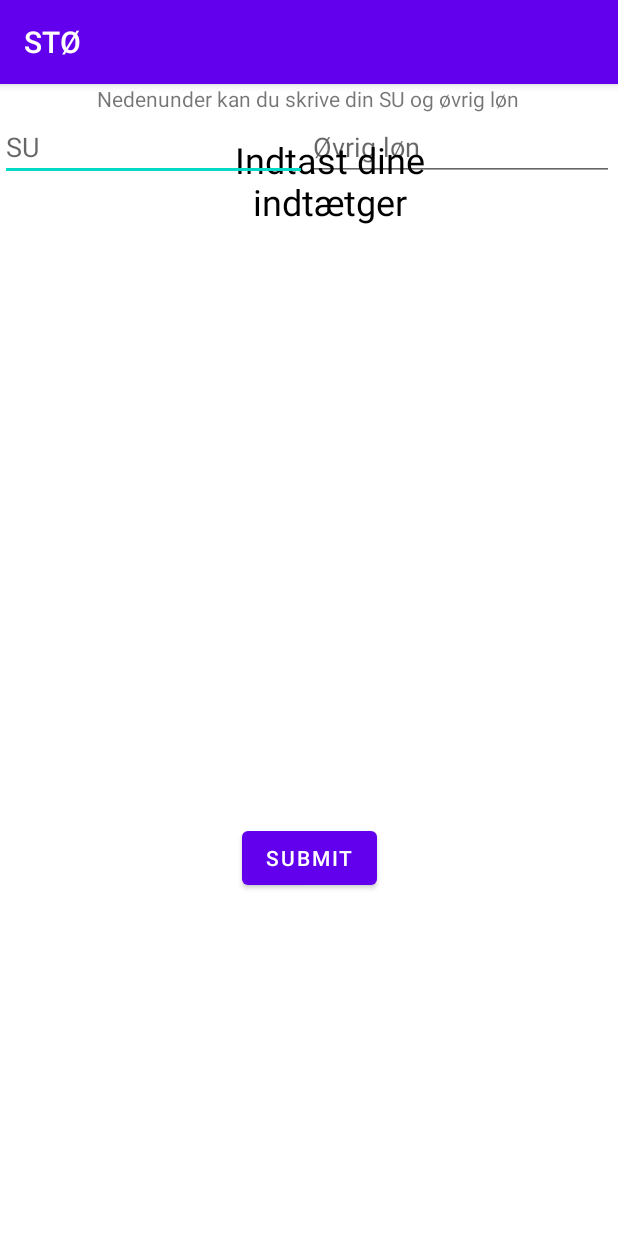
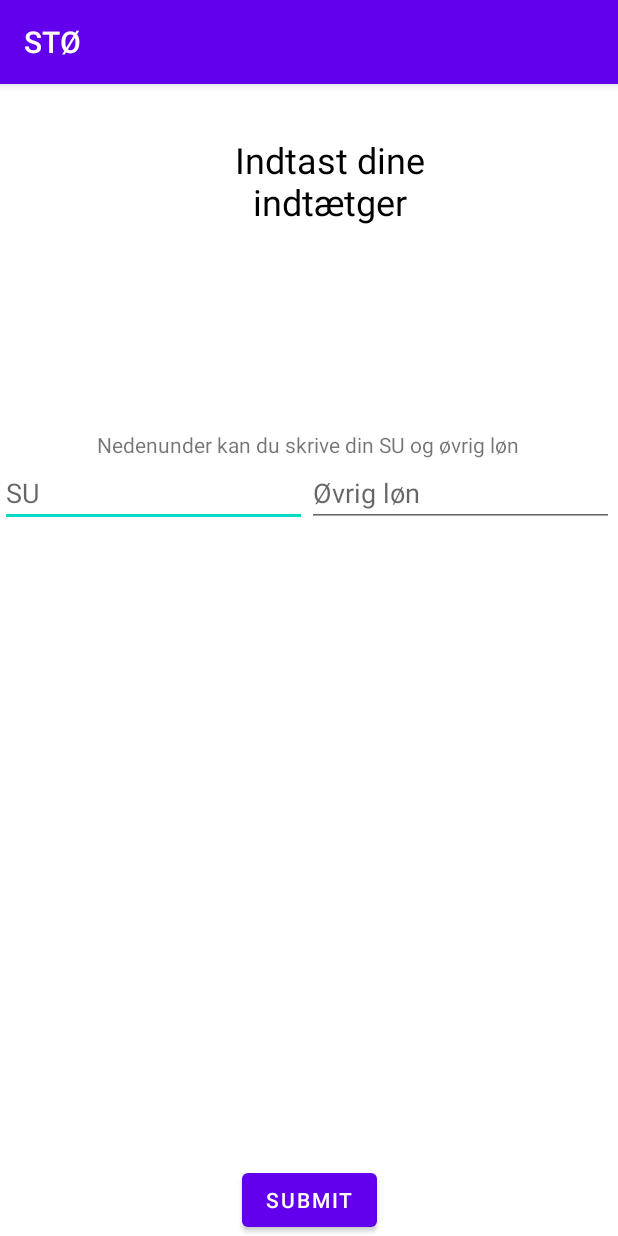
Before and after one commit to WilliELM/quickApp, an Android app: the IncomeActivity screen opened directly, with no data from a screen before it, on a phone screen of 412 x 824 dp. Run offline under Robolectric (Android 15) with nearby library versions, the phone set to English and light mode, and no system bars.

Commit message:
Jeppes med income

```diff
--- a/app/src/main/res/layout/activity_income.xml
+++ b/app/src/main/res/layout/activity_income.xml
@@ -26,9 +26,8 @@
         android:layout_height="wrap_content"
         android:layout_marginStart="150dp"
         android:layout_marginEnd="150dp"
-        android:layout_marginBottom="228dp"
+        android:onClick="forwardToBudget"
         android:text="SUBMIT"
-        android:onClick="forwardToBudget"
         app:layout_constraintBottom_toBottomOf="parent"
         app:layout_constraintEnd_toEndOf="parent"
         app:layout_constraintStart_toStartOf="parent" />
@@ -37,15 +36,16 @@
         android:layout_width="409dp"
         android:layout_height="356dp"
         android:orientation="vertical"
-        tools:layout_editor_absoluteX="1dp"
-        tools:layout_editor_absoluteY="98dp">
+        app:layout_constraintBottom_toTopOf="@+id/button_income"
+        app:layout_constraintTop_toBottomOf="@+id/income_title"
+        tools:layout_editor_absoluteX="1dp">
 
         <TextView
             android:id="@+id/textView14"
             android:layout_width="match_parent"
             android:layout_height="wrap_content"
-            android:text="Nedenunder kan du skrive din SU og øvrig løn"
-            android:gravity="center"/>
+            android:gravity="center"
+            android:text="Nedenunder kan du skrive din SU og øvrig løn" />
 
         <LinearLayout
             android:layout_width="match_parent"
@@ -63,8 +63,8 @@
                     android:layout_height="wrap_content"
                     android:layout_weight="1"
                     android:ems="10"
-                    android:inputType="textPersonName"
-                    android:hint="SU" />
+                    android:hint="SU"
+                    android:inputType="textPersonName" />
 
                 <EditText
                     android:id="@+id/editTextTextPersonName6"
@@ -72,8 +72,8 @@
                     android:layout_height="wrap_content"
                     android:layout_weight="1"
                     android:ems="10"
-                    android:inputType="textPersonName"
-                    android:hint="Øvrig løn" />
+                    android:hint="Øvrig løn"
+                    android:inputType="textPersonName" />
             </LinearLayout>
         </LinearLayout>
 
```
